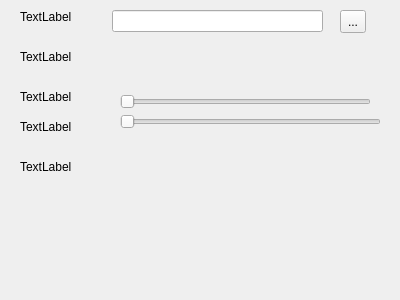
KDE/krita, file krita/plugins/extensions/dockers/lut/wdglut.ui: the form before one commit.
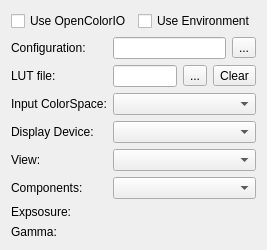
The form after the commit. Custom widgets are drawn as their Qt base class.

Commit message: Use ui form instead of hand-coded widgets

What changed in the file:
```diff
--- a/krita/plugins/extensions/dockers/lut/wdglut.ui
+++ b/krita/plugins/extensions/dockers/lut/wdglut.ui
@@ -6,128 +6,260 @@
    <rect>
     <x>0</x>
     <y>0</y>
-    <width>400</width>
-    <height>300</height>
+    <width>253</width>
+    <height>239</height>
    </rect>
   </property>
   <property name="windowTitle">
    <string>Form</string>
   </property>
-  <widget class="QToolButton" name="toolButton">
-   <property name="geometry">
-    <rect>
-     <x>340</x>
-     <y>10</y>
-     <width>26</width>
-     <height>23</height>
-    </rect>
-   </property>
-   <property name="text">
-    <string>...</string>
-   </property>
-  </widget>
-  <widget class="QLineEdit" name="lineEdit">
-   <property name="geometry">
-    <rect>
-     <x>112</x>
-     <y>10</y>
-     <width>211</width>
-     <height>22</height>
-    </rect>
-   </property>
-  </widget>
-  <widget class="QLabel" name="label">
-   <property name="geometry">
-    <rect>
-     <x>20</x>
-     <y>10</y>
-     <width>52</width>
-     <height>14</height>
-    </rect>
-   </property>
-   <property name="text">
-    <string>TextLabel</string>
-   </property>
-  </widget>
-  <widget class="QLabel" name="label_2">
-   <property name="geometry">
-    <rect>
-     <x>20</x>
-     <y>90</y>
-     <width>52</width>
-     <height>14</height>
-    </rect>
-   </property>
-   <property name="text">
-    <string>TextLabel</string>
-   </property>
-  </widget>
-  <widget class="QLabel" name="label_3">
-   <property name="geometry">
-    <rect>
-     <x>20</x>
-     <y>120</y>
-     <width>52</width>
-     <height>14</height>
-    </rect>
-   </property>
-   <property name="text">
-    <string>TextLabel</string>
-   </property>
-  </widget>
-  <widget class="QSlider" name="horizontalSlider">
-   <property name="geometry">
-    <rect>
-     <x>120</x>
-     <y>90</y>
-     <width>251</width>
-     <height>23</height>
-    </rect>
-   </property>
-   <property name="orientation">
-    <enum>Qt::Horizontal</enum>
-   </property>
-  </widget>
-  <widget class="QSlider" name="horizontalSlider_2">
-   <property name="geometry">
-    <rect>
-     <x>120</x>
-     <y>110</y>
-     <width>261</width>
-     <height>23</height>
-    </rect>
-   </property>
-   <property name="orientation">
-    <enum>Qt::Horizontal</enum>
-   </property>
-  </widget>
-  <widget class="QLabel" name="label_4">
-   <property name="geometry">
-    <rect>
-     <x>20</x>
-     <y>50</y>
-     <width>52</width>
-     <height>14</height>
-    </rect>
-   </property>
-   <property name="text">
-    <string>TextLabel</string>
-   </property>
-  </widget>
-  <widget class="QLabel" name="label_5">
-   <property name="geometry">
-    <rect>
-     <x>20</x>
-     <y>160</y>
-     <width>52</width>
-     <height>14</height>
-    </rect>
-   </property>
-   <property name="text">
-    <string>TextLabel</string>
-   </property>
-  </widget>
+  <layout class="QVBoxLayout" name="verticalLayout">
+   <item>
+    <layout class="QHBoxLayout" name="horizontalLayout">
+     <item>
+      <widget class="QCheckBox" name="m_chkEnableOcio">
+       <property name="text">
+        <string>Use OpenColorIO</string>
+       </property>
+      </widget>
+     </item>
+     <item>
+      <widget class="QCheckBox" name="m_chkUseOcioEnvironment">
+       <property name="text">
+        <string>Use Environment</string>
+       </property>
+      </widget>
+     </item>
+    </layout>
+   </item>
+   <item>
+    <layout class="QFormLayout" name="gridLayout">
+     <item row="4" column="1">
+      <widget class="SqueezedComboBox" name="m_cmbView">
+       <property name="sizePolicy">
+        <sizepolicy hsizetype="Expanding" vsizetype="Fixed">
+         <horstretch>0</horstretch>
+         <verstretch>0</verstretch>
+        </sizepolicy>
+       </property>
+      </widget>
+     </item>
+     <item row="3" column="0">
+      <widget class="QLabel" name="label_2">
+       <property name="text">
+        <string>Display Device:</string>
+       </property>
+       <property name="buddy">
+        <cstring>m_cmbDisplayDevice</cstring>
+       </property>
+      </widget>
+     </item>
+     <item row="5" column="0">
+      <widget class="QLabel" name="label_5">
+       <property name="text">
+        <string>Components:</string>
+       </property>
+       <property name="buddy">
+        <cstring>m_cmbComponents</cstring>
+       </property>
+      </widget>
+     </item>
+     <item row="3" column="1">
+      <widget class="SqueezedComboBox" name="m_cmbDisplayDevice">
+       <property name="sizePolicy">
+        <sizepolicy hsizetype="Expanding" vsizetype="Fixed">
+         <horstretch>0</horstretch>
+         <verstretch>0</verstretch>
+        </sizepolicy>
+       </property>
+      </widget>
+     </item>
+     <item row="2" column="1">
+      <widget class="SqueezedComboBox" name="m_cmbInputColorSpace">
+       <property name="sizePolicy">
+        <sizepolicy hsizetype="Expanding" vsizetype="Fixed">
+         <horstretch>0</horstretch>
+         <verstretch>0</verstretch>
+        </sizepolicy>
+       </property>
+      </widget>
+     </item>
+     <item row="6" column="0">
+      <widget class="QLabel" name="label_7">
+       <property name="text">
+        <string>Expsosure:</string>
+       </property>
+       <property name="buddy">
+        <cstring>m_exposureDoubleWidget</cstring>
+       </property>
+      </widget>
+     </item>
+     <item row="2" column="0">
+      <widget class="QLabel" name="label_4">
+       <property name="text">
+        <string>Input ColorSpace:</string>
+       </property>
+       <property name="buddy">
+        <cstring>m_cmbInputColorSpace</cstring>
+       </property>
+      </widget>
+     </item>
+     <item row="6" column="1">
+      <widget class="KisDoubleWidget" name="m_exposureDoubleWidget" native="true">
+       <property name="sizePolicy">
+        <sizepolicy hsizetype="Expanding" vsizetype="Preferred">
+         <horstretch>0</horstretch>
+         <verstretch>0</verstretch>
+        </sizepolicy>
+       </property>
+      </widget>
+     </item>
+     <item row="0" column="0">
+      <widget class="QLabel" name="label">
+       <property name="text">
+        <string>Configuration:</string>
+       </property>
+       <property name="buddy">
+        <cstring>m_bnSelectConfigurationFile</cstring>
+       </property>
+      </widget>
+     </item>
+     <item row="0" column="1">
+      <layout class="QHBoxLayout" name="horizontalLayout_2">
+       <item>
+        <widget class="QLineEdit" name="m_txtConfiguration">
+         <property name="readOnly">
+          <bool>true</bool>
+         </property>
+        </widget>
+       </item>
+       <item>
+        <widget class="QToolButton" name="m_bnSelectConfigurationFile">
+         <property name="text">
+          <string>...</string>
+         </property>
+        </widget>
+       </item>
+      </layout>
+     </item>
+     <item row="1" column="0">
+      <widget class="QLabel" name="label_6">
+       <property name="text">
+        <string>LUT file:</string>
+       </property>
+       <property name="buddy">
+        <cstring>m_bnSelectLut</cstring>
+       </property>
+      </widget>
+     </item>
+     <item row="1" column="1">
+      <layout class="QHBoxLayout" name="horizontalLayout_3">
+       <item>
+        <widget class="QLineEdit" name="m_txtLut">
+         <property name="readOnly">
+          <bool>true</bool>
+         </property>
+        </widget>
+       </item>
+       <item>
+        <widget class="QToolButton" name="m_bnSelectLut">
+         <property name="text">
+          <string>...</string>
+         </property>
+        </widget>
+       </item>
+       <item>
+        <widget class="QToolButton" name="m_bnClearLut">
+         <property name="text">
+          <string>Clear</string>
+         </property>
+        </widget>
+       </item>
+      </layout>
+     </item>
+     <item row="5" column="1">
+      <widget class="SqueezedComboBox" name="m_cmbComponents">
+       <property name="sizePolicy">
+        <sizepolicy hsizetype="Expanding" vsizetype="Fixed">
+         <horstretch>0</horstretch>
+         <verstretch>0</verstretch>
+        </sizepolicy>
+       </property>
+      </widget>
+     </item>
+     <item row="7" column="1">
+      <widget class="KisDoubleWidget" name="m_gammaDoubleWidget" native="true">
+       <property name="sizePolicy">
+        <sizepolicy hsizetype="Expanding" vsizetype="Preferred">
+         <horstretch>0</horstretch>
+         <verstretch>0</verstretch>
+        </sizepolicy>
+       </property>
+      </widget>
+     </item>
+     <item row="7" column="0">
+      <widget class="QLabel" name="label_8">
+       <property name="text">
+        <string>Gamma:</string>
+       </property>
+       <property name="buddy">
+        <cstring>m_gammaDoubleWidget</cstring>
+       </property>
+      </widget>
+     </item>
+     <item row="4" column="0">
+      <widget class="QLabel" name="label_3">
+       <property name="text">
+        <string>View:</string>
+       </property>
+       <property name="buddy">
+        <cstring>m_cmbView</cstring>
+       </property>
+      </widget>
+     </item>
+    </layout>
+   </item>
+   <item>
+    <spacer name="verticalSpacer">
+     <property name="orientation">
+      <enum>Qt::Vertical</enum>
+     </property>
+     <property name="sizeHint" stdset="0">
+      <size>
+       <width>20</width>
+       <height>2</height>
+      </size>
+     </property>
+    </spacer>
+   </item>
+  </layout>
  </widget>
+ <customwidgets>
+  <customwidget>
+   <class>SqueezedComboBox</class>
+   <extends>QComboBox</extends>
+   <header>widgets/squeezedcombobox.h</header>
+  </customwidget>
+  <customwidget>
+   <class>KisDoubleWidget</class>
+   <extends>QWidget</extends>
+   <header>widgets/kis_double_widget.h</header>
+   <container>1</container>
+  </customwidget>
+ </customwidgets>
+ <tabstops>
+  <tabstop>m_chkEnableOcio</tabstop>
+  <tabstop>m_chkUseOcioEnvironment</tabstop>
+  <tabstop>m_txtConfiguration</tabstop>
+  <tabstop>m_bnSelectConfigurationFile</tabstop>
+  <tabstop>m_txtLut</tabstop>
+  <tabstop>m_bnSelectLut</tabstop>
+  <tabstop>m_bnClearLut</tabstop>
+  <tabstop>m_cmbInputColorSpace</tabstop>
+  <tabstop>m_cmbDisplayDevice</tabstop>
+  <tabstop>m_cmbView</tabstop>
+  <tabstop>m_cmbComponents</tabstop>
+ </tabstops>
  <resources/>
  <connections/>
 </ui>
```
The commit also changes 4 other files.
